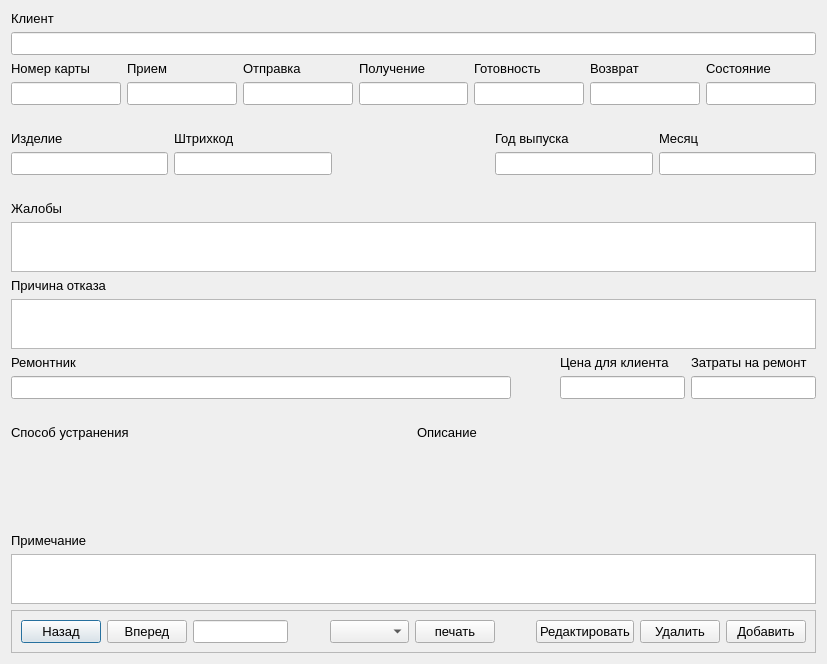
First picture: the form in mainform.ui, repository Flamio/RepairCards, before the edit.
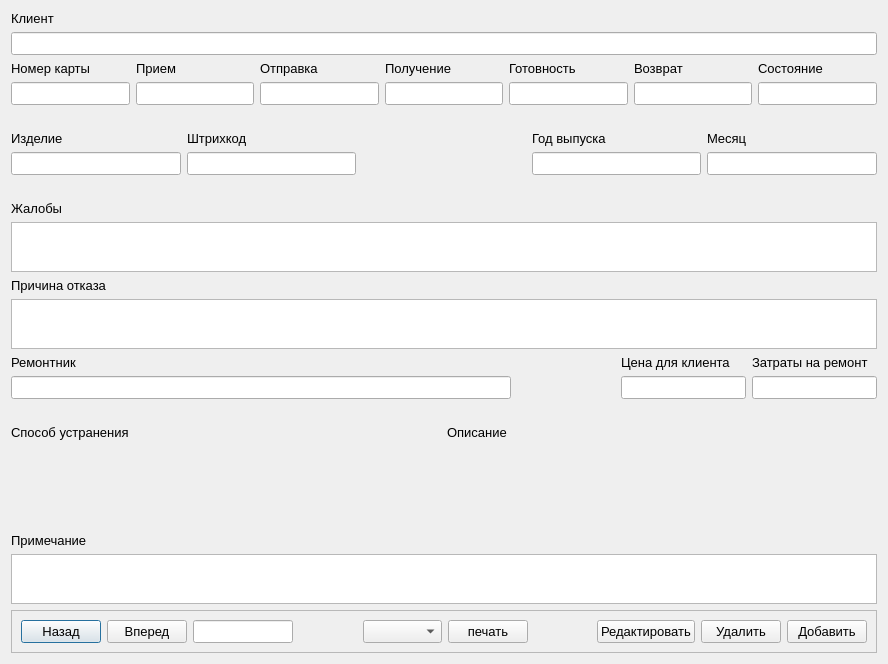
Second picture: the form after the edit.

Diff of the .ui file:
```diff
--- a/mainform.ui
+++ b/mainform.ui
@@ -6,7 +6,7 @@
    <rect>
     <x>0</x>
     <y>0</y>
-    <width>827</width>
+    <width>888</width>
     <height>664</height>
    </rect>
   </property>
```
